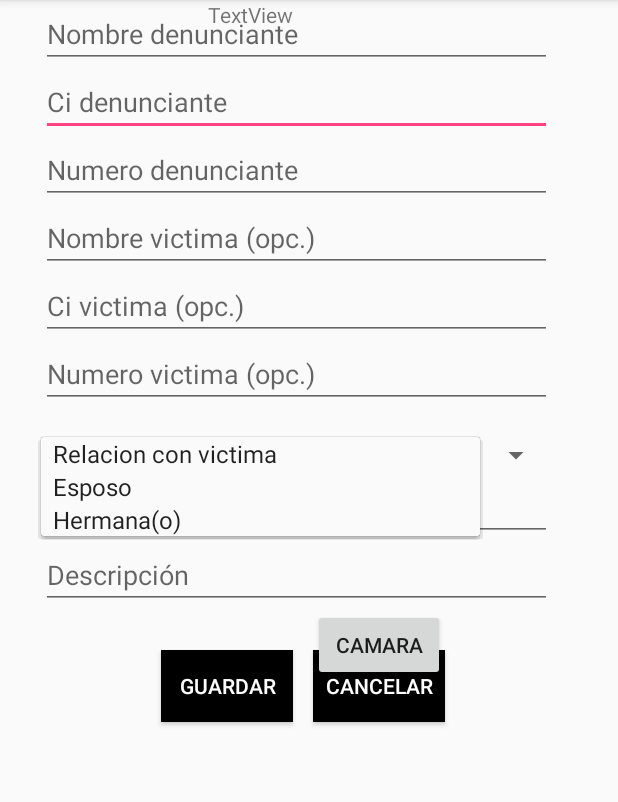
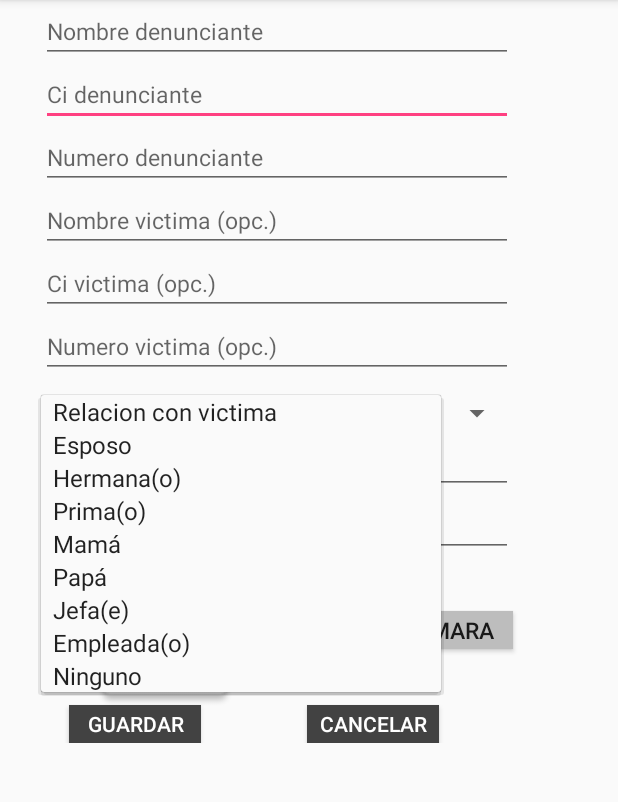
Before and after one commit to dannidanna/warmi, an Android app: the DenunciaActivity screen opened directly, with no data from a screen before it, after a tap on "Relacion con victima", on a phone screen of 412 x 824 dp, the part 84-886 px from its top. Run offline under Robolectric (Android 15) with nearby library versions, the phone set to English and light mode, and no system bars; our stand-ins replace Firebase (no records; nobody signed in at launch, a user with empty details on screens opened directly).

Commit message:
Correcciones de la camara

```diff
--- a/Warmi/app/build.gradle
+++ b/Warmi/app/build.gradle
@@ -28,7 +28,10 @@ dependencies {
     compile 'com.google.firebase:firebase-core:10.2.6'
     compile 'com.google.firebase:firebase-database:10.2.6'
     compile 'com.android.support.constraint:constraint-layout:1.0.2'
+    compile 'com.google.firebase:firebase-storage:10.2.6'
+    compile 'com.google.firebase:firebase-auth:10.2.6'
     testCompile 'junit:junit:4.12'
+    compile 'com.google.android.gms:play-services-location:10.2.6'
 }
 
 apply plugin: 'com.google.gms.google-services'
--- a/Warmi/app/src/main/java/app/warmi/rodriguez/danny/warmi/DenunciaActivity.java
+++ b/Warmi/app/src/main/java/app/warmi/rodriguez/danny/warmi/DenunciaActivity.java
@@ -1,49 +1,54 @@
 package app.warmi.rodriguez.danny.warmi;
 
+import android.app.ProgressDialog;
 import android.content.Intent;
+import android.graphics.Bitmap;
 import android.os.Bundle;
+import android.provider.MediaStore;
 import android.support.v7.app.AppCompatActivity;
 import android.view.View;
 import android.widget.AdapterView;
 import android.widget.ArrayAdapter;
 import android.widget.Button;
 import android.widget.EditText;
+import android.widget.ImageView;
 import android.widget.Spinner;
 import android.widget.Toast;
 
 import com.google.firebase.database.DatabaseReference;
 import com.google.firebase.database.FirebaseDatabase;
+import com.google.firebase.storage.FirebaseStorage;
+import com.google.firebase.storage.StorageReference;
 
 import app.warmi.rodriguez.danny.warmi.Objects.Denuncia;
 import app.warmi.rodriguez.danny.warmi.Objects.FirebaseReferences;
+import app.warmi.rodriguez.danny.warmi.Objects.Localizacion;
 import app.warmi.rodriguez.danny.warmi.Objects.Persona;
 
-public class DenunciaActivity extends AppCompatActivity {
+public class DenunciaActivity extends AppCompatActivity implements View.OnClickListener {
 
-    Button btnGuardar;
-    Button btnCancelar;
-    Button btnCamara;
-    EditText nomDen;
-    EditText ciDen;
-    EditText telDen;
-    EditText nomVic;
-    EditText ciVic;
-    EditText telVic;
-    EditText descrip;
-    EditText fecha;
-    Spinner relacion;
-    String relaciones[] = {"Relacion con victima", "Esposo", "Hermana(o)"};
-    String rel="";
 
-    public DenunciaActivity() {
-    }
+    private Button btnGuardar, btnCancelar, btnCamara;
+    private ImageView imagen;
+    private EditText nomDen,ciDen,telDen,nomVic, ciVic,telVic, descrip, fecha;
+    private Spinner relacion;
+    private String relaciones[] = {"Relacion con victima", "Esposo", "Hermana(o)", "Prima(o)", "Mamá","Papá",
+            "Jefa(e)","Empleada(o)","Ninguno"};
+    private String rel="";
+    private static final int CAMARA_REQ = 1;
+    private StorageReference storageReference;
+    private ProgressDialog dialogo;
+    private String mCurrentPhotoPath;
+    private double latitud;
+    private double longitud;
+    private String direccion;
 
 
     @Override
     protected void onCreate(Bundle savedInstanceState) {
         super.onCreate(savedInstanceState);
         setContentView(R.layout.activity_denuncia);
-
+        //Localizacion localizacion = new Localizacion(this);
 
         FirebaseDatabase database = FirebaseDatabase.getInstance();
         final DatabaseReference reference = database.getReference();
@@ -54,18 +59,8 @@ public class DenunciaActivity extends AppCompatActivity {
         relacion.setOnItemSelectedListener(new AdapterView.OnItemSelectedListener() {
             @Override
             public void onItemSelected(AdapterView<?> adapterView, View view, int i, long l) {
-
-                switch (i){
-                    case 1:
-                        rel =  relaciones[i];
-                        break;
-                    case 2:
-                        rel =  relaciones[i];
-                        break;
+                    relacion(i);
             }
-
-            }
-
             @Override
             public void onNothingSelected(AdapterView<?> adapterView) {
                 Toast toast = Toast.makeText(getApplicationContext(),"Seleccione una relacion", Toast.LENGTH_LONG);
@@ -73,14 +68,48 @@ public class DenunciaActivity extends AppCompatActivity {
             }
         });
 
+        storageReference = FirebaseStorage.getInstance().getReference();
+        imagen = (ImageView) findViewById(R.id.imageView);
+        btnCamara = (Button) findViewById(R.id.btnCamara);
+        btnCamara.setOnClickListener(this);
+        btnGuardar = (Button) findViewById(R.id.btnGuardar);
+        btnGuardar.setOnClickListener(this);
+        btnCancelar = (Button) findViewById(R.id.btnCancelar);
+        btnCancelar.setOnClickListener(this);
+    }
 
 
+    @Override
+    public void onActivityResult(int requestCode, int resultCode, Intent data) {
+        super.onActivityResult(requestCode, resultCode, data);
+        if(requestCode == CAMARA_REQ && resultCode== RESULT_OK){
+            Bundle extras = data.getExtras();
+            Bitmap imgBit = (Bitmap) extras.get("data");
+            imagen.setImageBitmap(imgBit);
+        }
+    }
 
-        btnGuardar = (Button) findViewById(R.id.btnGuardar);
-        btnGuardar.setOnClickListener(new View.OnClickListener() {
+
     @Override
     public void onClick(View view) {
+        switch(view.getId()){
+            case R.id.btnGuardar:
+                guardarDenuncia();
+                break;
+            case R.id.btnCancelar:
+                Intent intent = new Intent(DenunciaActivity.this, MainActivity.class);
+                startActivity(intent);
+                break;
+            case R.id.btnCamara:
+                llamarIntent();
+                break;
+        }
+   }
 
+    private void guardarDenuncia(){
+
+        FirebaseDatabase database = FirebaseDatabase.getInstance();
+        final DatabaseReference reference = database.getReference();
         nomDen = (EditText) findViewById(R.id.nomDen);
         String nombreDenunciante = nomDen.getText().toString();
         ciDen = (EditText) findViewById(R.id.ciDen);
@@ -97,34 +126,60 @@ public class DenunciaActivity extends AppCompatActivity {
         String descripcionDen = descrip.getText().toString();
         fecha = (EditText) findViewById(R.id.fechaDen);
         String fechaDen = fecha.getText().toString();
-                if(nombreDenunciante!=""&& ciDenunciante!=""&&telefonoDenunciante!=""&& descripcionDen!=""&&fechaDen!=""){
+
+        latitud = 40.75594;
+        longitud = -73.98703835;
+        direccion = "582 7th. Ave";
+
+
         Persona denunciante = new Persona(nombreDenunciante, ciDenunciante, telefonoDenunciante);
         Persona victima = new Persona(nombreVictima, ciVictima, telefonoVictima);
-                Denuncia denuncia = new Denuncia(denunciante, victima, descripcionDen, fechaDen, rel);
-                    reference.child(FirebaseReferences.PERSONA_REFE).push().setValue(denunciante);
-                    reference.child(FirebaseReferences.PERSONA_REFE).push().setValue(victima);
+        Localizacion localizacion = new Localizacion(latitud, longitud, direccion);
+        Denuncia denuncia = new Denuncia(denunciante, victima, descripcionDen, fechaDen, rel, localizacion);
         reference.child(FirebaseReferences.DENUNCIA_REFE).push().setValue(denuncia);
-                    Toast toast = Toast.makeText(getApplicationContext(),"Denuncia registrada", Toast.LENGTH_LONG);
-                    toast.show();
+        Toast.makeText(getApplicationContext(),"Denuncia registrada", Toast.LENGTH_LONG).show();
         Intent intent = new Intent(DenunciaActivity.this, MainActivity.class);
         startActivity(intent);
     }
-                else{
-                    Toast toast = Toast.makeText(getApplicationContext(),"Rellene los campos obligatorios", Toast.LENGTH_LONG);
-                    toast.show();
-                    System.exit(0);
+
+    private String relacion(int i){
+        String rel ="";
+            switch (i){
+                case 1:
+                rel =  relaciones[i];
+                break;
+            case 2:
+                rel =  relaciones[i];
+                break;
+            case 3:
+                rel =  relaciones[i];
+                break;
+            case 4:
+                rel =  relaciones[i];
+                break;
+            case 5:
+                rel =  relaciones[i];
+                break;
+            case 6:
+                rel =  relaciones[i];
+                break;
+            case 7:
+                rel =  relaciones[i];
+                break;
+            case 8:
+                rel =  relaciones[i];
+                break;
+        }
+        return rel;
+    }
+
+    private void llamarIntent(){
+        Intent tomarFoto = new Intent(MediaStore.ACTION_IMAGE_CAPTURE);
+        if(tomarFoto.resolveActivity(getPackageManager())!=null){
+            startActivityForResult(tomarFoto, CAMARA_REQ);
         }
 
     }
-        });
 
-        btnCancelar = (Button) findViewById(R.id.btnCancelar);
-        btnCancelar.setOnClickListener(new View.OnClickListener() {
-            @Override
-            public void onClick(View view) {
-                Intent intent = new Intent(DenunciaActivity.this, MainActivity.class);
-                startActivity(intent);
+
 }
-        });
-    }
-}
--- a/Warmi/app/src/main/res/layout/activity_denuncia.xml
+++ b/Warmi/app/src/main/res/layout/activity_denuncia.xml
@@ -17,163 +17,189 @@
             android:id="@+id/ciDen"
             android:layout_width="wrap_content"
             android:layout_height="wrap_content"
+            android:layout_alignEnd="@+id/btnCamara"
+            android:layout_alignLeft="@+id/nomDen"
+            android:layout_alignRight="@+id/btnCamara"
+            android:layout_alignStart="@+id/nomDen"
+            android:layout_below="@+id/nomDen"
             android:ems="10"
             android:hint="Ci denunciante"
-            android:inputType="number"
-            android:layout_below="@+id/nomDen"
-            android:layout_alignParentRight="true"
-            android:layout_alignParentEnd="true"
-            android:layout_alignLeft="@+id/nomDen"
-            android:layout_alignStart="@+id/nomDen" />
+            android:inputType="text"
+            android:textColor="@color/color1"
+            android:textColorHighlight="@color/color1"
+            android:textColorLink="@color/color1"
+            android:textSize="15dp" />
 
         <EditText
             android:id="@+id/ciVic"
             android:layout_width="wrap_content"
             android:layout_height="wrap_content"
+            android:layout_alignEnd="@+id/btnCamara"
             android:layout_alignLeft="@+id/nomVic"
-            android:layout_alignParentEnd="true"
-            android:layout_alignParentRight="true"
+            android:layout_alignRight="@+id/btnCamara"
             android:layout_alignStart="@+id/nomVic"
             android:layout_below="@+id/nomVic"
             android:ems="10"
             android:hint="Ci victima (opc.)"
-            android:inputType="number" />
+            android:inputType="text"
+            android:textColorLink="@color/color1"
+            android:textSize="15dp" />
 
         <EditText
             android:id="@+id/nomDen"
             android:layout_width="wrap_content"
             android:layout_height="wrap_content"
+            android:layout_alignEnd="@+id/btnCamara"
+            android:layout_alignParentLeft="true"
+            android:layout_alignParentStart="true"
+            android:layout_alignParentTop="true"
+            android:layout_alignRight="@+id/btnCamara"
+            android:layout_marginLeft="27dp"
+            android:layout_marginStart="27dp"
             android:ems="10"
             android:hint="Nombre denunciante"
             android:inputType="textPersonName"
-            android:layout_alignParentTop="true"
-            android:layout_alignParentLeft="true"
-            android:layout_alignParentStart="true"
-            android:layout_marginLeft="27dp"
-            android:layout_marginStart="27dp"
-            android:layout_alignParentRight="true"
-            android:layout_alignParentEnd="true" />
+            android:textColor="@color/color1"
+            android:textColorLink="@color/color1"
+            android:textSize="15dp" />
 
         <EditText
             android:id="@+id/nomVic"
             android:layout_width="wrap_content"
             android:layout_height="wrap_content"
+            android:layout_alignEnd="@+id/btnCamara"
+            android:layout_alignLeft="@+id/numDen"
+            android:layout_alignRight="@+id/btnCamara"
+            android:layout_alignStart="@+id/numDen"
+            android:layout_below="@+id/numDen"
             android:ems="10"
             android:hint="Nombre victima (opc.)"
             android:inputType="textPersonName"
-            android:layout_below="@+id/numDen"
-            android:layout_alignParentRight="true"
-            android:layout_alignParentEnd="true"
-            android:layout_alignLeft="@+id/numDen"
-            android:layout_alignStart="@+id/numDen" />
+            android:textColorLink="@color/color1"
+            android:textSize="15dp" />
 
         <EditText
             android:id="@+id/numDen"
             android:layout_width="wrap_content"
             android:layout_height="wrap_content"
+            android:layout_alignEnd="@+id/btnCamara"
+            android:layout_alignLeft="@+id/ciDen"
+            android:layout_alignRight="@+id/btnCamara"
+            android:layout_alignStart="@+id/ciDen"
+            android:layout_below="@+id/ciDen"
             android:ems="10"
             android:hint="Numero denunciante"
             android:inputType="number"
-            android:layout_below="@+id/ciDen"
-            android:layout_alignParentRight="true"
-            android:layout_alignParentEnd="true"
-            android:layout_alignLeft="@+id/ciDen"
-            android:layout_alignStart="@+id/ciDen" />
+            android:textColorLink="@color/color1"
+            android:textSize="15dp" />
 
         <EditText
             android:id="@+id/numVic"
             android:layout_width="wrap_content"
             android:layout_height="wrap_content"
-            android:layout_alignParentEnd="true"
-            android:layout_alignParentRight="true"
+            android:layout_alignEnd="@+id/btnCamara"
+            android:layout_alignLeft="@+id/ciVic"
+            android:layout_alignRight="@+id/btnCamara"
+            android:layout_alignStart="@+id/ciVic"
             android:layout_below="@+id/ciVic"
             android:ems="10"
             android:hint="Numero victima (opc.)"
             android:inputType="number"
-            android:layout_alignLeft="@+id/ciVic"
-            android:layout_alignStart="@+id/ciVic" />
+            android:textColorLink="@color/color1"
+            android:textSize="15dp" />
 
         <EditText
             android:id="@+id/fechaDen"
             android:layout_width="wrap_content"
             android:layout_height="wrap_content"
+            android:layout_alignEnd="@+id/btnCamara"
+            android:layout_alignLeft="@+id/relacion"
+            android:layout_alignRight="@+id/btnCamara"
+            android:layout_alignStart="@+id/relacion"
+            android:layout_below="@+id/relacion"
             android:ems="10"
             android:hint="Fecha"
             android:inputType="date"
-            android:layout_below="@+id/relacion"
-            android:layout_alignLeft="@+id/relacion"
-            android:layout_alignStart="@+id/relacion"
-            android:layout_alignParentRight="true"
-            android:layout_alignParentEnd="true" />
+            android:textColorLink="@color/color1"
+            android:textSize="15dp" />
 
         <EditText
             android:id="@+id/descDen"
             android:layout_width="wrap_content"
             android:layout_height="wrap_content"
+            android:layout_alignEnd="@+id/btnCamara"
+            android:layout_alignLeft="@+id/fechaDen"
+            android:layout_alignRight="@+id/btnCamara"
+            android:layout_alignStart="@+id/fechaDen"
             android:layout_below="@+id/fechaDen"
             android:ems="10"
             android:hint="Descripción"
             android:inputType="text"
-            android:layout_alignLeft="@+id/fechaDen"
-            android:layout_alignStart="@+id/fechaDen"
-            android:layout_alignParentRight="true"
-            android:layout_alignParentEnd="true" />
+            android:textColorLink="@color/color1"
+            android:textSize="15dp" />
 
         <Button
             android:id="@+id/btnGuardar"
             android:layout_width="wrap_content"
-            android:layout_height="wrap_content"
-            android:background="@android:color/background_dark"
+            android:layout_height="@dimen/dim1"
+            android:background="@color/color1"
             android:text="Guardar"
             android:textColor="@android:color/background_light"
             android:textColorHint="@android:color/background_light"
             android:textColorLink="@android:color/background_light"
-            android:layout_marginRight="13dp"
-            android:layout_marginEnd="13dp"
-            android:layout_alignParentBottom="true"
-            android:layout_toLeftOf="@+id/btnCancelar"
-            android:layout_toStartOf="@+id/btnCancelar"
-            android:layout_marginBottom="14dp" />
+            android:layout_marginLeft="46dp"
+            android:layout_marginStart="46dp"
+            android:layout_alignParentBottom="true" />
 
         <Button
             android:id="@+id/btnCancelar"
             android:layout_width="wrap_content"
-            android:layout_height="wrap_content"
-            android:background="@android:color/background_dark"
+            android:layout_height="@dimen/dim1"
+            android:background="@color/color1"
             android:text="Cancelar"
             android:textColor="@android:color/background_light"
-            android:layout_marginRight="71dp"
-            android:layout_marginEnd="71dp"
-            android:layout_alignBaseline="@+id/btnGuardar"
-            android:layout_alignBottom="@+id/btnGuardar"
-            android:layout_alignParentRight="true"
-            android:layout_alignParentEnd="true" />
+            android:layout_marginRight="49dp"
+            android:layout_marginEnd="49dp"
+            android:layout_alignParentBottom="true"
+            android:layout_alignRight="@+id/btnCamara"
+            android:layout_alignEnd="@+id/btnCamara" />
 
         <Spinner
             android:id="@+id/relacion"
             android:layout_width="match_parent"
             android:layout_height="wrap_content"
+            android:layout_marginTop="11dp"
             android:layout_below="@+id/numVic"
             android:layout_alignLeft="@+id/numVic"
             android:layout_alignStart="@+id/numVic"
-            android:layout_marginTop="19dp" />
+            android:layout_alignRight="@+id/numVic"
+            android:layout_alignEnd="@+id/numVic" />
 
         <Button
             android:id="@+id/btnCamara"
             android:layout_width="wrap_content"
-            android:layout_height="wrap_content"
+            android:layout_height="@dimen/dim1"
+            android:layout_marginEnd="26dp"
+            android:layout_marginRight="26dp"
+            android:background="@color/color2"
+            android:text="Camara"
+            android:textSize="15dp"
             android:layout_below="@+id/descDen"
-            android:layout_toEndOf="@+id/btnGuardar"
-            android:layout_toRightOf="@+id/btnGuardar"
-            android:text="Camara" />
+            android:layout_alignParentRight="true"
+            android:layout_alignParentEnd="true"
+            android:layout_marginTop="36dp" />
 
-        <TextView
-            android:id="@+id/textView"
-            android:layout_width="wrap_content"
-            android:layout_height="wrap_content"
-            android:text="TextView"
-            android:layout_alignRight="@+id/btnGuardar"
-            android:layout_alignEnd="@+id/btnGuardar" />
+        <ImageView
+            android:id="@+id/imageView"
+            android:layout_width="100dp"
+            android:layout_height="100dp"
+            app:srcCompat="@drawable/common_google_signin_btn_icon_light"
+            android:layout_below="@+id/descDen"
+            android:layout_alignLeft="@+id/btnGuardar"
+            android:layout_alignStart="@+id/btnGuardar"
+            android:layout_marginLeft="14dp"
+            android:layout_marginStart="14dp" />
+
 
     </RelativeLayout>
 </android.support.constraint.ConstraintLayout>
--- a/Warmi/app/src/main/res/values/colors.xml
+++ b/Warmi/app/src/main/res/values/colors.xml
@@ -3,4 +3,6 @@
     <color name="colorPrimary">#3F51B5</color>
     <color name="colorPrimaryDark">#303F9F</color>
     <color name="colorAccent">#FF4081</color>
+    <color name="color1">#424242</color>
+    <color name="color2">#bdbdbd</color>
 </resources>
```
Also changed, not shown: Warmi/app/src/main/AndroidManifest.xml (+12 -1 lines), Warmi/app/src/main/java/app/warmi/rodriguez/danny/warmi/Objects/Denuncia.java (+11 -1 lines), Warmi/app/src/main/java/app/warmi/rodriguez/danny/warmi/Objects/Localizacion.java (added, +39 -0 lines), Warmi/app/src/main/res/layout/activity_main.xml (+22 -9 lines), Warmi/app/src/main/res/values/dimens.xml (added, +8 -0 lines). Lines whose indentation alone changed are shown as unchanged.
